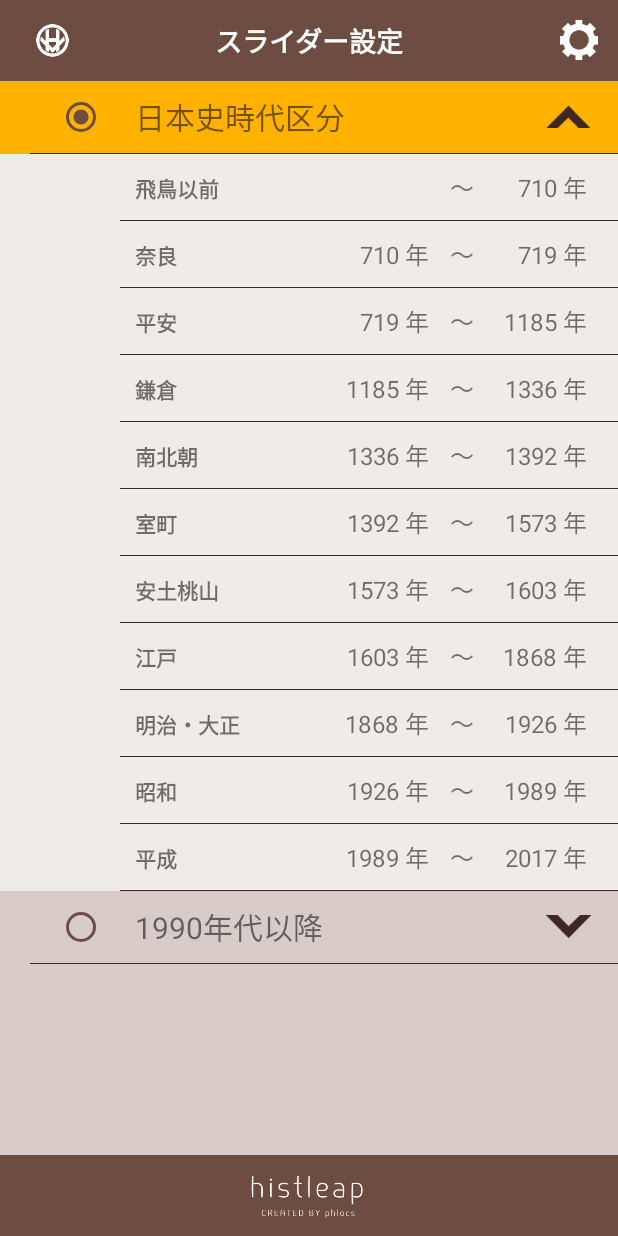
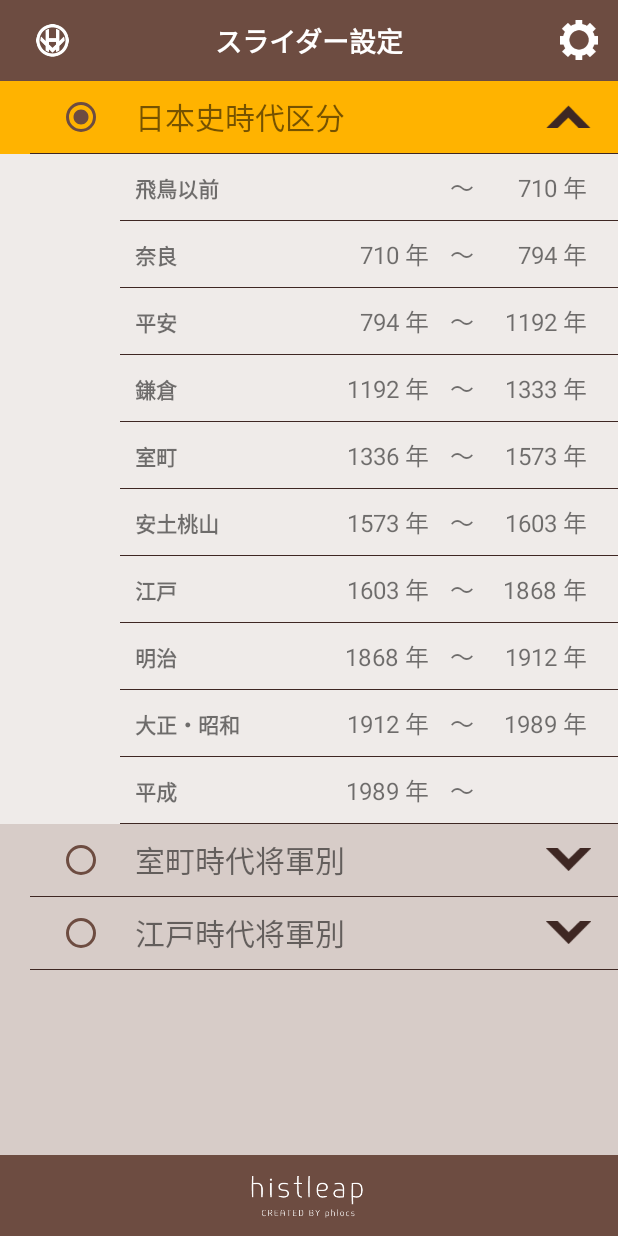
Before and after one commit to phlocs201/histleap, an Android app: the DivisionSettingActivity screen opened directly, with no data from a screen before it, after a tap on an icon or button, on a phone screen of 412 x 824 dp. Run offline under Robolectric (Android 15) with nearby library versions, the phone set to English and light mode, and no system bars; 1 other tap on this screen came first.

Commit message:
[スライダー設定]時代区分のデータをjsonから取得するよう変更

```diff
--- a/android/app/src/main/java/tech/phlocs/histleap/DivisionSettingActivity.java
+++ b/android/app/src/main/java/tech/phlocs/histleap/DivisionSettingActivity.java
@@ -3,17 +3,21 @@ package tech.phlocs.histleap;
 import android.app.Activity;
 import android.content.Intent;
 import android.os.Bundle;
-import android.util.Log;
 import android.view.View;
 import android.widget.ExpandableListView;
 
+import org.json.JSONArray;
+import org.json.JSONObject;
+
 import java.util.ArrayList;
 import java.util.List;
-import java.util.Random;
 
 import tech.phlocs.histleap.adapter.DivisionExpandableListAdapter;
 import tech.phlocs.histleap.list_item.DivisionChildListItem;
 import tech.phlocs.histleap.list_item.DivisionParentListItem;
+import tech.phlocs.histleap.model.Division;
+import tech.phlocs.histleap.model.DivisionSet;
+import tech.phlocs.histleap.util.JsonHandler;
 
 
 public class DivisionSettingActivity extends Activity {
@@ -27,85 +31,97 @@ public class DivisionSettingActivity extends Activity {
         // インテントを取得
         Intent intent = this.getIntent();
         // 現在選択された時代区分を取得
-        selectedDivisionSetId = 42;
+        selectedDivisionSetId = 2;
 
         ex_listView = (ExpandableListView) findViewById(R.id.elv_divisionList);
 
-        String[] divisionSetNames = {
-                "日本史時代区分",
-                "1990年代以降"
-        };
-        long[] divisionSetIds = {
-                42,
-                1990
-        };
+        JsonHandler jh = new JsonHandler(this);
+        JSONObject json = jh.makeJsonFromRawFile(R.raw.preset_division_sets);
+        ArrayList<DivisionSet> divisionSets = jh.makeDivisionSetsFromJson(json);
 
-        String[][] divisionNames = {
-            {
-                "飛鳥以前",
-                "奈良",
-                "平安",
-                "鎌倉",
-                "南北朝",
-                "室町",
-                "安土桃山",
-                "江戸",
-                "明治・大正",
-                "昭和",
-                "平成"
-            },
-            {
-                "1900s",
-                "1910s",
-                "1920s",
-                "1930s",
-                "1940s",
-                "1950s",
-                "1960s",
-                "1970s",
-                "1980s",
-                "1990s",
-            }
-            };
-        int[][][] years = {
-            {
-                {0, 710},
-                {710, 719},
-                {719, 1185},
-                {1185, 1336},
-                {1336, 1392},
-                {1392, 1573},
-                {1573, 1603},
-                {1603, 1868},
-                {1868, 1926},
-                {1926, 1989},
-                {1989, 2017}
-            },
-            {
-                {1900, 1909},
-                {1910, 1919},
-                {1920, 1929},
-                {1930, 1939},
-                {1940, 1949},
-                {1950, 1959},
-                {1960, 1969},
-                {1970, 1979},
-                {1980, 1989},
-                {1990, 2000}
-            }
-        };
+//        ArrayList<DivisionSet> divisionSets = new ArrayList<>();
+//        JSONArray divisionSetsArray = jh.getJsonArrayInJson(json, "divisionSets");
+//        ArrayList<JSONObject> divisionSetObjs = jh.makeArrayListFromJsonArray(divisionSetsArray);
+//        for (int i = 0; i < divisionSetObjs.size(); i++) {
+//            divisionSets.add(jh.makeDivisionSetFromJson(divisionSetObjs.get(i)));
+//        }
+
+//        String[] divisionSetNames = {
+//                "日本史時代区分",
+//                "1990年代以降"
+//        };
+//        long[] divisionSetIds = {
+//                42,
+//                1990
+//        };
+//
+//        String[][] divisionNames = {
+//            {
+//                "飛鳥以前",
+//                "奈良",
+//                "平安",
+//                "鎌倉",
+//                "南北朝",
+//                "室町",
+//                "安土桃山",
+//                "江戸",
+//                "明治・大正",
+//                "昭和",
+//                "平成"
+//            },
+//            {
+//                "1900s",
+//                "1910s",
+//                "1920s",
+//                "1930s",
+//                "1940s",
+//                "1950s",
+//                "1960s",
+//                "1970s",
+//                "1980s",
+//                "1990s",
+//            }
+//            };
+//        int[][][] years = {
+//            {
+//                {0, 710},
+//                {710, 719},
+//                {719, 1185},
+//                {1185, 1336},
+//                {1336, 1392},
+//                {1392, 1573},
+//                {1573, 1603},
+//                {1603, 1868},
+//                {1868, 1926},
+//                {1926, 1989},
+//                {1989, 2017}
+//            },
+//            {
+//                {1900, 1909},
+//                {1910, 1919},
+//                {1920, 1929},
+//                {1930, 1939},
+//                {1940, 1949},
+//                {1950, 1959},
+//                {1960, 1969},
+//                {1970, 1979},
+//                {1980, 1989},
+//                {1990, 2000}
+//            }
+//        };
 
 
         ArrayList<DivisionParentListItem> parentList = new ArrayList<>();
         ArrayList<List<DivisionChildListItem>> childList = new ArrayList<>();
 
-        for (int i = 0; i < divisionSetNames.length; i++) {
+        for (int i = 0; i < divisionSets.size(); i++) {
             DivisionParentListItem parentItem = new DivisionParentListItem();
-            parentItem.setId(divisionSetIds[i]);
-            parentItem.setName(divisionSetNames[i]);
+            DivisionSet divisionSet = divisionSets.get(i);
+            parentItem.setId(i);
+            parentItem.setName(divisionSet.getName());
 
             // 現在の時代区分を選択状態にする
-            if (divisionSetIds[i] == selectedDivisionSetId) {
+            if (parentItem.getId() == selectedDivisionSetId) {
                 parentItem.setSelected(true);
             } else {
                 parentItem.setSelected(false);
@@ -113,12 +129,14 @@ public class DivisionSettingActivity extends Activity {
             parentList.add(parentItem);
             ArrayList<DivisionChildListItem> childItems = new ArrayList<>();
 
-            for (int j = 0; j < divisionNames[i].length; j++) {
+            ArrayList<Division> divisions = divisionSet.getDivisions();
+            for (int j = 0; j < divisions.size(); j++) {
                 DivisionChildListItem childItem = new DivisionChildListItem();
-                childItem.setName(divisionNames[i][j]);
-                childItem.setStart(years[i][j][0]);
-                childItem.setEnd(years[i][j][1]);
-                childItem.setId((new Random()).nextLong());
+                Division division = divisions.get(j);
+                childItem.setName(division.getName());
+                childItem.setStart(division.getStart());
+                childItem.setEnd(division.getEnd());
+                childItem.setId(j);
                 childItems.add(childItem);
             }
             childList.add(childItems);
--- a/android/app/src/main/java/tech/phlocs/histleap/model/Division.java
+++ b/android/app/src/main/java/tech/phlocs/histleap/model/Division.java
@@ -14,6 +14,7 @@ public class Division {
         this.start = start;
         this.end = end;
     }
+    public Division() { }
 
     public String getName() {
         return name;
--- /dev/null
+++ b/android/app/src/main/java/tech/phlocs/histleap/model/DivisionSet.java
@@ -0,0 +1,30 @@
+package tech.phlocs.histleap.model;
+
+import java.util.ArrayList;
+
+public class DivisionSet {
+    private String name;
+    private ArrayList<Division> divisions;
+
+    public DivisionSet(String name, ArrayList<Division> divisions) {
+        this.name = name;
+        this.divisions = divisions;
+    }
+    public DivisionSet() { }
+
+    public ArrayList<Division> getDivisions() {
+        return divisions;
+    }
+
+    public void setDivisions(ArrayList<Division> divisions) {
+        this.divisions = divisions;
+    }
+
+    public String getName() {
+        return name;
+    }
+
+    public void setName(String name) {
+        this.name = name;
+    }
+}
--- a/android/app/src/main/java/tech/phlocs/histleap/util/JsonHandler.java
+++ b/android/app/src/main/java/tech/phlocs/histleap/util/JsonHandler.java
@@ -1,6 +1,7 @@
 package tech.phlocs.histleap.util;
 
 import android.app.Activity;
+import android.util.Log;
 
 import org.json.JSONArray;
 import org.json.JSONException;
@@ -15,7 +16,8 @@ import java.io.StringWriter;
 import java.io.Writer;
 import java.util.ArrayList;
 
-import tech.phlocs.histleap.R;
+import tech.phlocs.histleap.model.Division;
+import tech.phlocs.histleap.model.DivisionSet;
 import tech.phlocs.histleap.model.Event;
 import tech.phlocs.histleap.model.Spot;
 
@@ -29,7 +31,7 @@ public class JsonHandler {
 
     public JSONObject makeJsonFromRawFile(int rawId) {
         JSONObject json = null;
-        InputStream spotsStream = activity.getResources().openRawResource(R.raw.spots);
+        InputStream spotsStream = activity.getResources().openRawResource(rawId);
         Writer writer = new StringWriter();
         char[] buffer = new char[1024];
         try {
@@ -77,7 +79,6 @@ public class JsonHandler {
         }
         return array;
     }
-
     public Spot makeSpotFromJson(JSONObject spotObj) {
         Spot spot = new Spot();
         try {
@@ -142,5 +143,49 @@ public class JsonHandler {
         }
         return num;
     }
+    public Division makeDivisionFromJson(JSONObject divisionObj) {
+        Division division = new Division();
+        try {
+            division.setName(divisionObj.getString("name"));
+            if (divisionObj.has("startYear")) {
+                division.setStart(makeIntFromJson(divisionObj, "startYear"));
+            }
+            if (divisionObj.has("endYear")) {
+                division.setEnd(makeIntFromJson(divisionObj, "endYear"));
+            }
+        } catch (JSONException e) {
+            e.printStackTrace();
+        }
+        return division;
+    }
+    public DivisionSet makeDivisionSetFromJson(JSONObject divisionSetObj) {
+        DivisionSet divisionSet = new DivisionSet();
+        ArrayList<Division> divisions = new ArrayList<>();
 
+        try {
+            // 名前の取得
+            divisionSet.setName(divisionSetObj.getString("name"));
+
+            // 時代区分の取得
+            JSONArray divisionsArray = getJsonArrayInJson(divisionSetObj, "divisions");
+            ArrayList<JSONObject> divisionObjs = makeArrayListFromJsonArray(divisionsArray);
+            for (int i = 0; i < divisionObjs.size(); i++) {
+                Division division = makeDivisionFromJson(divisionObjs.get(i));
+                divisions.add(division);
+            }
+            divisionSet.setDivisions(divisions);
+        } catch (JSONException e) {
+            e.printStackTrace();
+        }
+        return divisionSet;
+    }
+    public ArrayList<DivisionSet> makeDivisionSetsFromJson(JSONObject divisionSetsObj) {
+        ArrayList<DivisionSet> divisionSets = new ArrayList<>();
+        JSONArray divisionSetsArray = getJsonArrayInJson(divisionSetsObj, "divisionSets");
+        ArrayList<JSONObject> divisionSetObjs = makeArrayListFromJsonArray(divisionSetsArray);
+        for (int i = 0; i < divisionSetObjs.size(); i++) {
+            divisionSets.add(makeDivisionSetFromJson(divisionSetObjs.get(i)));
+        }
+        return divisionSets;
+    }
 }
```
Also changed, not shown: android/app/src/main/res/raw/preset_division_sets.json (added, +192 -0 lines).
